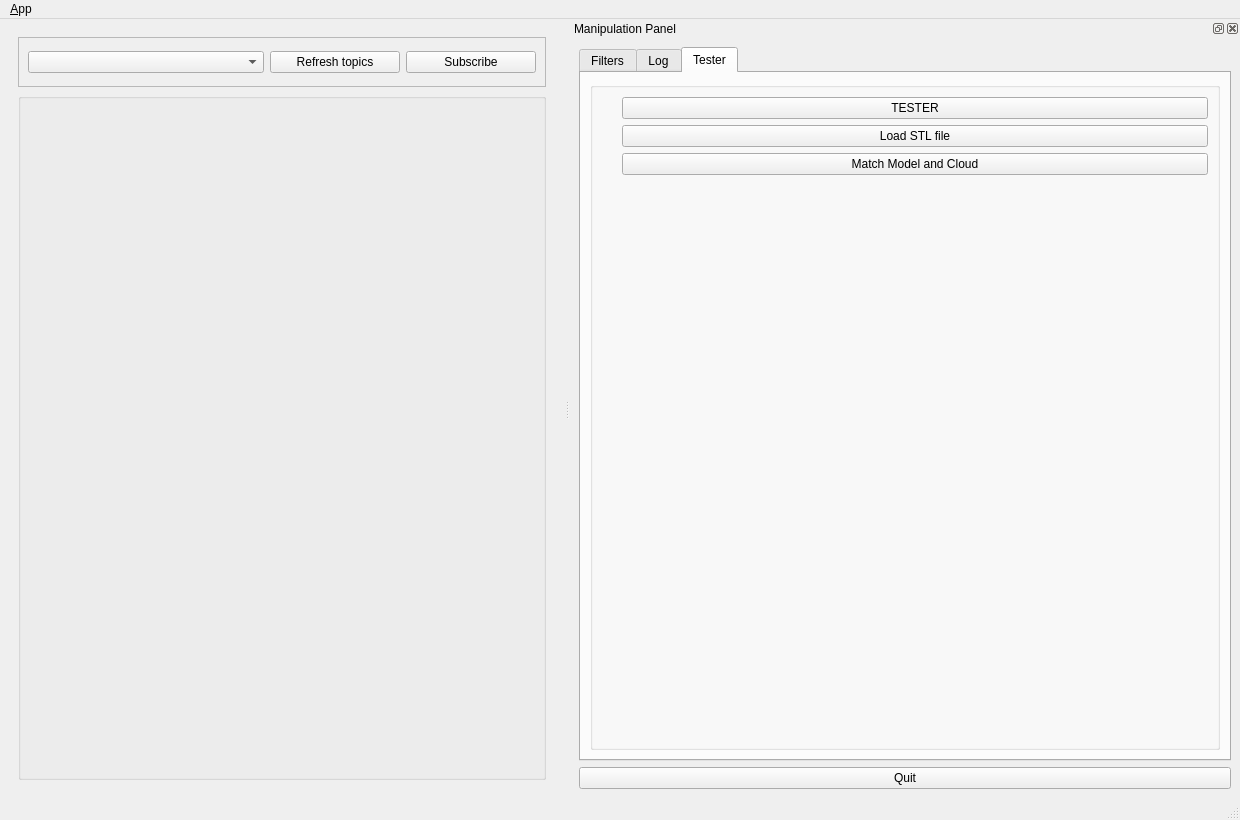
Qt form ui/main_window.ui (sindreraknes/qt_master) before a commit.
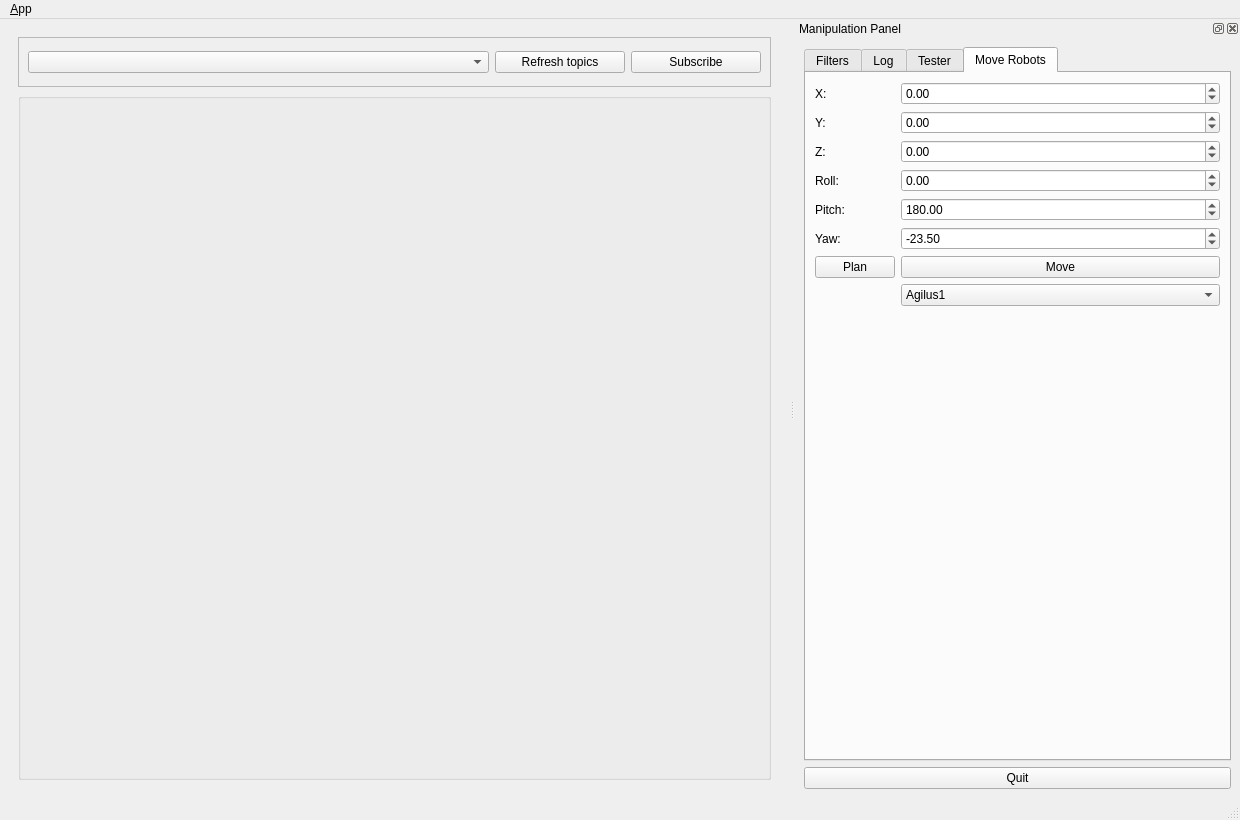
The same form after that commit. Icons and pictures are not drawn.

The edit to the form file:
```diff
--- a/ui/main_window.ui
+++ b/ui/main_window.ui
@@ -134,7 +134,7 @@
    </property>
    <property name="minimumSize">
     <size>
-     <width>670</width>
+     <width>445</width>
      <height>473</height>
     </size>
    </property>
@@ -172,7 +172,7 @@
      <item>
       <widget class="QTabWidget" name="tabWidget">
        <property name="currentIndex">
-        <number>2</number>
+        <number>3</number>
        </property>
        <widget class="QWidget" name="tab_3">
         <attribute name="title">
@@ -408,7 +408,7 @@
             <string/>
            </property>
            <layout class="QGridLayout" name="gridLayout_3">
-            <item row="4" column="1">
+            <item row="5" column="1">
              <spacer name="verticalSpacer_2">
               <property name="orientation">
                <enum>Qt::Vertical</enum>
@@ -447,6 +447,158 @@
          </item>
         </layout>
        </widget>
+       <widget class="QWidget" name="tab_2">
+        <attribute name="title">
+         <string>Move Robots</string>
+        </attribute>
+        <layout class="QFormLayout" name="formLayout">
+         <property name="fieldGrowthPolicy">
+          <enum>QFormLayout::AllNonFixedFieldsGrow</enum>
+         </property>
+         <item row="0" column="0">
+          <widget class="QLabel" name="label_2">
+           <property name="text">
+            <string>X:</string>
+           </property>
+          </widget>
+         </item>
+         <item row="0" column="1">
+          <widget class="QDoubleSpinBox" name="x_pos">
+           <property name="minimum">
+            <double>-10.000000000000000</double>
+           </property>
+           <property name="maximum">
+            <double>10.000000000000000</double>
+           </property>
+          </widget>
+         </item>
+         <item row="1" column="0">
+          <widget class="QLabel" name="label_3">
+           <property name="text">
+            <string>Y:</string>
+           </property>
+          </widget>
+         </item>
+         <item row="1" column="1">
+          <widget class="QDoubleSpinBox" name="y_pos">
+           <property name="minimum">
+            <double>-10.000000000000000</double>
+           </property>
+           <property name="maximum">
+            <double>10.000000000000000</double>
+           </property>
+          </widget>
+         </item>
+         <item row="2" column="0">
+          <widget class="QLabel" name="label_4">
+           <property name="text">
+            <string>Z:</string>
+           </property>
+          </widget>
+         </item>
+         <item row="2" column="1">
+          <widget class="QDoubleSpinBox" name="z_pos">
+           <property name="minimum">
+            <double>-10.000000000000000</double>
+           </property>
+           <property name="maximum">
+            <double>10.000000000000000</double>
+           </property>
+          </widget>
+         </item>
+         <item row="3" column="0">
+          <widget class="QLabel" name="label_5">
+           <property name="text">
+            <string>Roll:</string>
+           </property>
+          </widget>
+         </item>
+         <item row="3" column="1">
+          <widget class="QDoubleSpinBox" name="roll">
+           <property name="minimum">
+            <double>-360.000000000000000</double>
+           </property>
+           <property name="maximum">
+            <double>360.000000000000000</double>
+           </property>
+          </widget>
+         </item>
+         <item row="4" column="0">
+          <widget class="QLabel" name="label_6">
+           <property name="text">
+            <string>Pitch:</string>
+           </property>
+          </widget>
+         </item>
+         <item row="4" column="1">
+          <widget class="QDoubleSpinBox" name="pitch">
+           <property name="minimum">
+            <double>-360.000000000000000</double>
+           </property>
+           <property name="maximum">
+            <double>360.000000000000000</double>
+           </property>
+           <property name="value">
+            <double>180.000000000000000</double>
+           </property>
+          </widget>
+         </item>
+         <item row="5" column="0">
+          <widget class="QLabel" name="label_7">
+           <property name="text">
+            <string>Yaw:</string>
+           </property>
+          </widget>
+         </item>
+         <item row="5" column="1">
+          <widget class="QDoubleSpinBox" name="yaw">
+           <property name="minimum">
+            <double>-360.000000000000000</double>
+           </property>
+           <property name="maximum">
+            <double>360.000000000000000</double>
+           </property>
+           <property name="value">
+            <double>-23.500000000000000</double>
+           </property>
+          </widget>
+         </item>
+         <item row="6" column="0">
+          <widget class="QPushButton" name="button_plan_move">
+           <property name="minimumSize">
+            <size>
+             <width>0</width>
+             <height>0</height>
+            </size>
+           </property>
+           <property name="text">
+            <string>Plan</string>
+           </property>
+          </widget>
+         </item>
+         <item row="6" column="1">
+          <widget class="QPushButton" name="button_move">
+           <property name="text">
+            <string>Move</string>
+           </property>
+          </widget>
+         </item>
+         <item row="7" column="1">
+          <widget class="QComboBox" name="robot_selector">
+           <item>
+            <property name="text">
+             <string>Agilus1</string>
+            </property>
+           </item>
+           <item>
+            <property name="text">
+             <string>Agilus2</string>
+            </property>
+           </item>
+          </widget>
+         </item>
+        </layout>
+       </widget>
       </widget>
      </item>
      <item>
```
Left out of the diff: 9 changed lines with no effect on the pictures.
